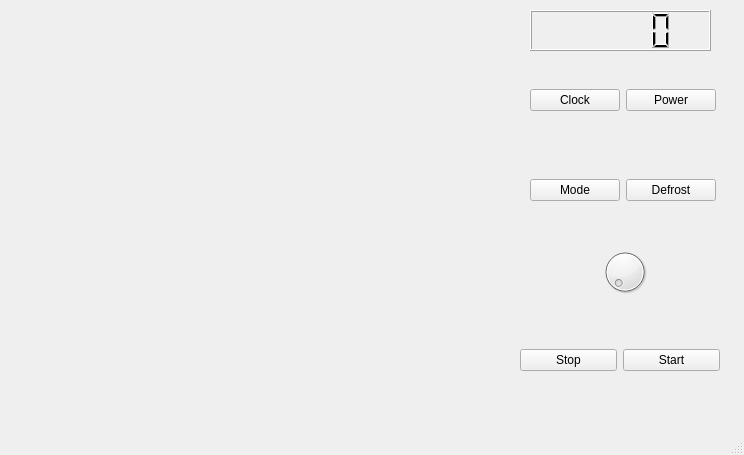
Qt form mainwindow.ui (BarthPaleologue/WaveX2000) before a commit.
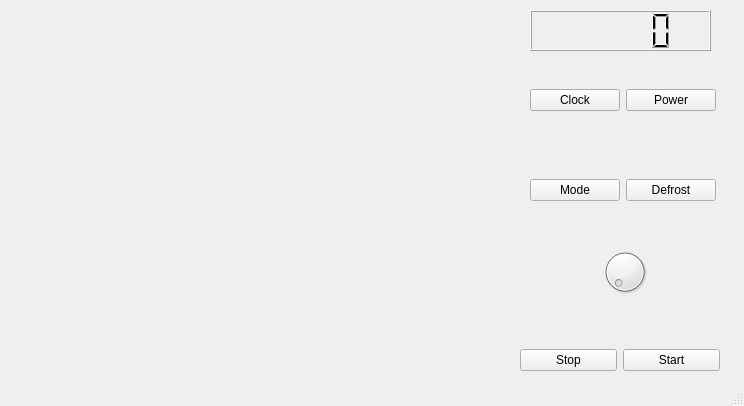
The same form after that commit.

Commit message: better dial management

What changed in the file:
```diff
--- a/mainwindow.ui
+++ b/mainwindow.ui
@@ -7,7 +7,7 @@
     <x>0</x>
     <y>0</y>
     <width>744</width>
-    <height>455</height>
+    <height>406</height>
    </rect>
   </property>
   <property name="windowTitle">
```
The commit also changes 2 other files.
